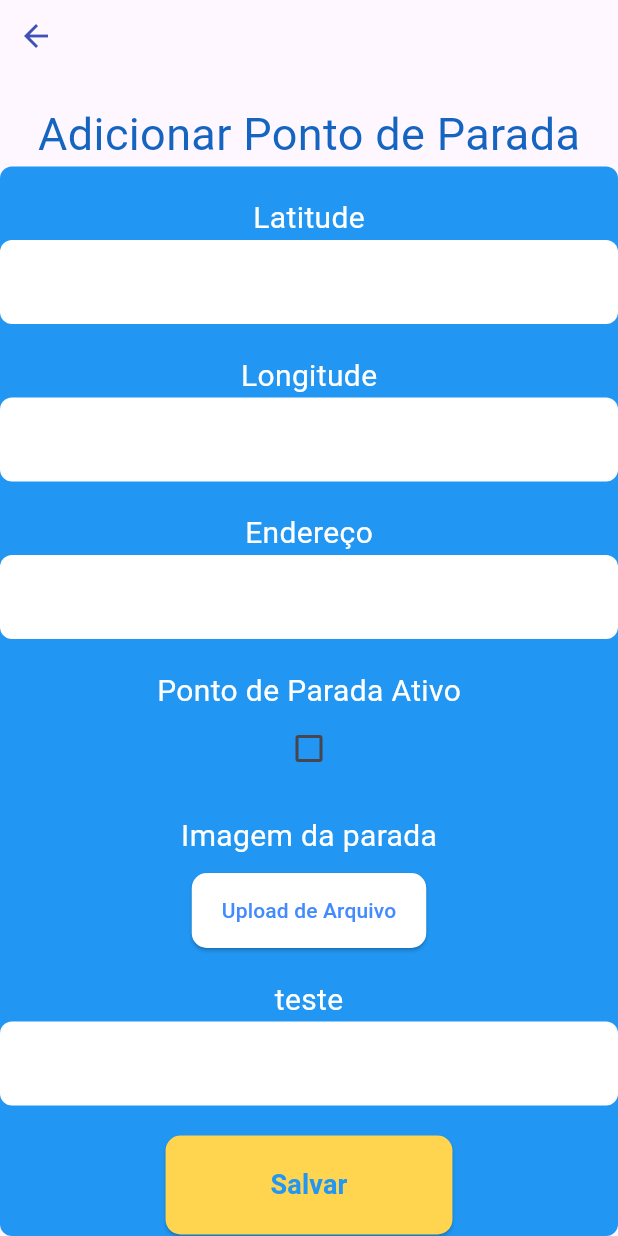
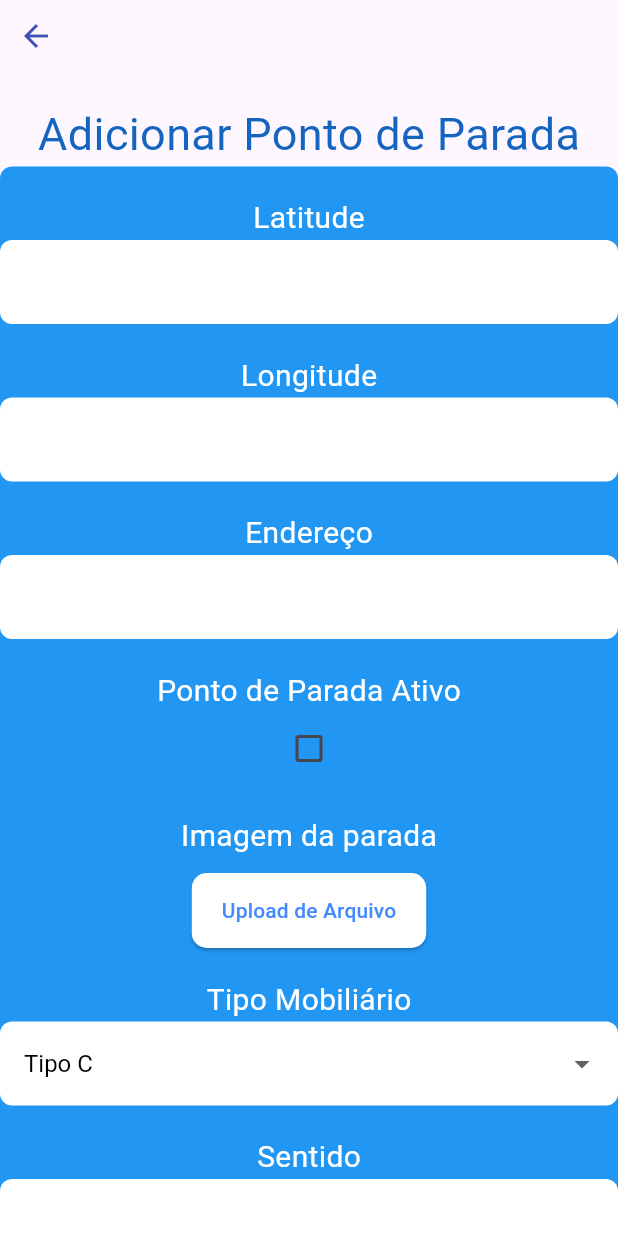
Before and after one commit to lucassoneca/telaestagio, a Flutter app: the adicionar screen opened directly, on a phone screen of 412 x 824 dp. Run offline on Flutter 3.47's test engine with Material 3 defaults, Android fonts, the phone set to English and light mode, and no system bars; our stand-ins replace file_picker, flutter_map, latlong2; missing offline and left inert: flutter_map_cancellable_tile_provider, flutter_map_marker_cluster; network calls fail.

Commit message:
Commit: Foi criado uma nova tela, a 'historico.dart', ela será utilizada para visualizar o históricos de vistorias de cada ponto de parada. Além de também finalizar a primeira etapa da página 'adicionar_pontos.dart'

```diff
--- a/lib/Mapa/adicionar_pontos.dart
+++ b/lib/Mapa/adicionar_pontos.dart
@@ -30,7 +30,7 @@ class _adicionarState extends State<adicionar> {
   }
 
   // Função para enviar o arquivo
-  /*Future<void> _uploadFile() async {
+  Future<void> _uploadFile() async {
     if (_filePath == null) {
       ScaffoldMessenger.of(context).showSnackBar(
         SnackBar(content: Text('Nenhum arquivo selecionado!')),
@@ -69,7 +69,7 @@ class _adicionarState extends State<adicionar> {
         _isUploading = false;
       });
     }
-  }*/
+  }
 
   @override
   Widget build(BuildContext context) {
@@ -107,14 +107,14 @@ class _adicionarState extends State<adicionar> {
                 child: Column(
                   children: [
                     const SizedBox(height: 20),
-                    Text('Latitude',
+                    const Text('Latitude',
                       style: TextStyle(
                         color: Colors.white,
                         fontSize: 20,
                       ),
                     ),
                     ConstrainedBox(
-                      constraints: BoxConstraints(
+                      constraints: const BoxConstraints(
                         maxWidth: 450, // Largura máxima
                       ),
                       child: TextField(
@@ -126,19 +126,19 @@ class _adicionarState extends State<adicionar> {
                             borderSide: BorderSide.none, // Remove a borda padrão
                           ),
                         ),
-                        style: TextStyle(fontSize: 16), // Estilo do texto digitado
+                        style: const TextStyle(fontSize: 16), // Estilo do texto digitado
                       ),
                     ),
 
                     const SizedBox(height: 20),
-                    Text('Longitude',
+                    const Text('Longitude',
                       style: TextStyle(
                         color: Colors.white,
                         fontSize: 20,
                       ),
                     ),
                     ConstrainedBox(
-                      constraints: BoxConstraints(
+                      constraints: const BoxConstraints(
                         maxWidth: 450, // Largura máxima
                       ),
                       child: TextField(
@@ -150,19 +150,19 @@ class _adicionarState extends State<adicionar> {
                             borderSide: BorderSide.none, // Remove a borda padrão
                           ),
                         ),
-                        style: TextStyle(fontSize: 16), // Estilo do texto digitado
+                        style: const TextStyle(fontSize: 16), // Estilo do texto digitado
                       ),
                     ),
 
                     const SizedBox(height: 20),
-                    Text('Endereço',
+                    const Text('Endereço',
                       style: TextStyle(
                         color: Colors.white,
                         fontSize: 20,
                       ),
                     ),
                     ConstrainedBox(
-                      constraints: BoxConstraints(
+                      constraints: const BoxConstraints(
                         maxWidth: 450, // Largura máxima
                       ),
                       child: TextField(
@@ -174,13 +174,13 @@ class _adicionarState extends State<adicionar> {
                             borderSide: BorderSide.none, // Remove a borda padrão
                           ),
                         ),
-                        style: TextStyle(fontSize: 16), // Estilo do texto digitado
+                        style: const TextStyle(fontSize: 16), // Estilo do texto digitado
                       ),
                     ),
 
                     const SizedBox(height: 20),
 
-                    Text('Ponto de Parada Ativo',
+                    const Text('Ponto de Parada Ativo',
                       style: TextStyle(
                         color: Colors.white,
                         fontSize: 20,
@@ -199,7 +199,7 @@ class _adicionarState extends State<adicionar> {
 
                     const SizedBox(height: 20),
 
-                    Text('Imagem da parada',
+                    const Text('Imagem da parada',
                       style: TextStyle(
                         color: Colors.white,
                         fontSize: 20,
@@ -213,35 +213,80 @@ class _adicionarState extends State<adicionar> {
                       style: ElevatedButton.styleFrom(
                         backgroundColor: Colors.white,
                         foregroundColor: Colors.blueAccent,
-                        padding: EdgeInsets.symmetric(horizontal: 20, vertical: 15),
+                        padding: const EdgeInsets.symmetric(horizontal: 20, vertical: 15),
                         shape: RoundedRectangleBorder(
                           borderRadius: BorderRadius.circular(10),
                         ),
                       ),
-                      child: Text('Upload de Arquivo'),
+                      child: const Text('Upload de Arquivo'),
                     ),
                     if (_filePath != null) ...[
-                      SizedBox(height: 20),
+                      const SizedBox(height: 20),
                       Text('Arquivo Selecionado:\n$_filePath'),
-                      SizedBox(height: 20),
-                     /* ElevatedButton(
+                      const SizedBox(height: 20),
+                      ElevatedButton(
                           onPressed: _isUploading ? null : _uploadFile,
                           child: _isUploading
                       ? CircularProgressIndicator(color: Colors.white)
                       : Text('Enviar Arquivo'),
-                      ),*/
+                      ),
                     ],
 
                     const SizedBox(height: 20),
 
-                    Text('teste',
+                    const Text(
+                      'Tipo Mobiliário',
                       style: TextStyle(
                         color: Colors.white,
                         fontSize: 20,
                       ),
                     ),
                     ConstrainedBox(
-                      constraints: BoxConstraints(
+                      constraints: const BoxConstraints(
+                        maxWidth: 450, // Largura máxima
+                      ),
+                      child: DropdownButtonFormField<String>(
+                        decoration: InputDecoration(
+                          filled: true, // preenchimento do fundo
+                          fillColor: Colors.white, // Define o fundo branco
+                          border: OutlineInputBorder(
+                            borderRadius: BorderRadius.circular(8), // Bordas arredondadas
+                            borderSide: BorderSide.none, // Remove a borda padrão
+                          ),
+                        ),
+                        style: const TextStyle(fontSize: 16, color: Colors.black), // Estilo do texto selecionado
+                        value: 'Tipo C', // Valor inicial
+                        items: const [
+                          DropdownMenuItem(
+                            value: 'Tipo C',
+                            child: Text('Tipo C'),
+                          ),
+                          DropdownMenuItem(
+                            value: 'Cemusa',
+                            child: Text('Cemusa'),
+                          ),
+                          DropdownMenuItem(
+                            value: 'Padrão 2',
+                            child: Text('Padrão 2'),
+                          ),
+                        ],
+                        onChanged: (value) {
+                          // Lógica ao alterar a opção
+                          print('Selecionado: $value');
+                        },
+                      ),
+                    ),
+
+                    const SizedBox(height: 20),
+
+                    const Text('Sentido',
+                      style: TextStyle(
+                        color: Colors.white,
+                        fontSize: 20,
+                      ),
+                    ),
+                    ConstrainedBox(
+                      constraints: const BoxConstraints(
                         maxWidth: 450, // Largura máxima
                       ),
                       child: TextField(
@@ -253,16 +298,15 @@ class _adicionarState extends State<adicionar> {
                             borderSide: BorderSide.none, // Remove a borda padrão
                           ),
                         ),
-                        style: TextStyle(fontSize: 16), // Estilo do texto digitado
+                        style: const TextStyle(fontSize: 16), // Estilo do texto digitado
                       ),
                     ),
 
-
-                    SizedBox(height: 20),
+                    const SizedBox(height: 20),
 
                     ElevatedButton(
                       onPressed: () {
-                        print('teste botao');
+                        print('ta salvo');
                       },
                       style: ElevatedButton.styleFrom( //estilização do botão
                         backgroundColor: Colors.amber[300],
```
Also changed, not shown: lib/Mapa/mapa.dart (+18 -4 lines), lib/vistoria/historico.dart (added, +187 -0 lines).
